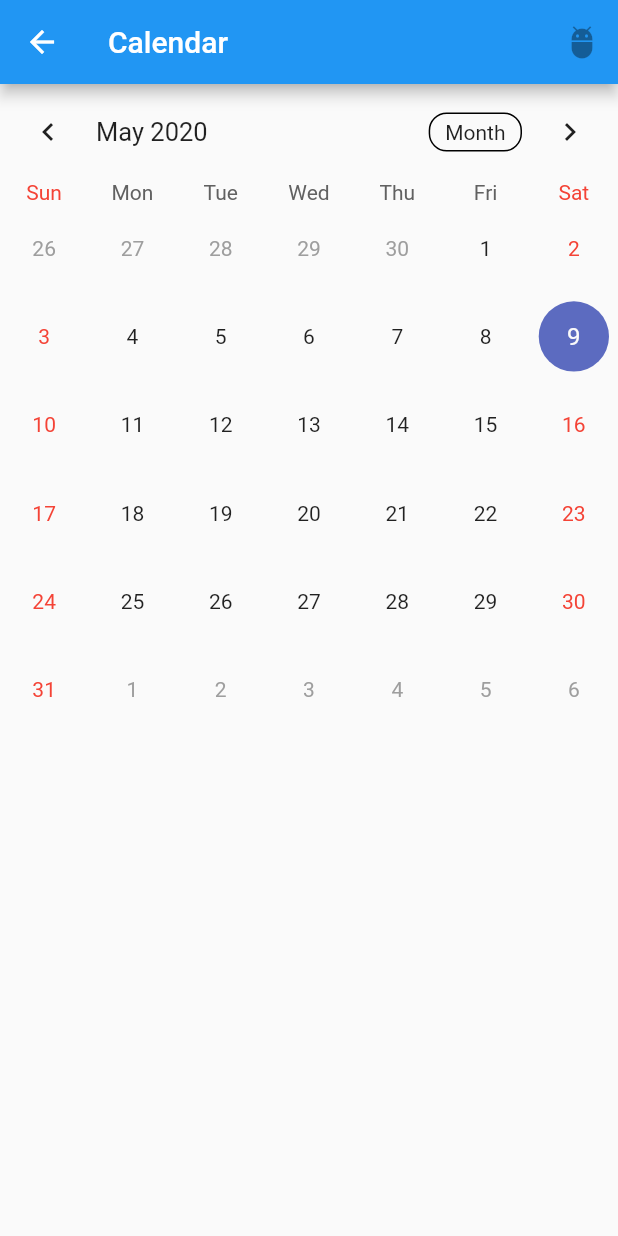
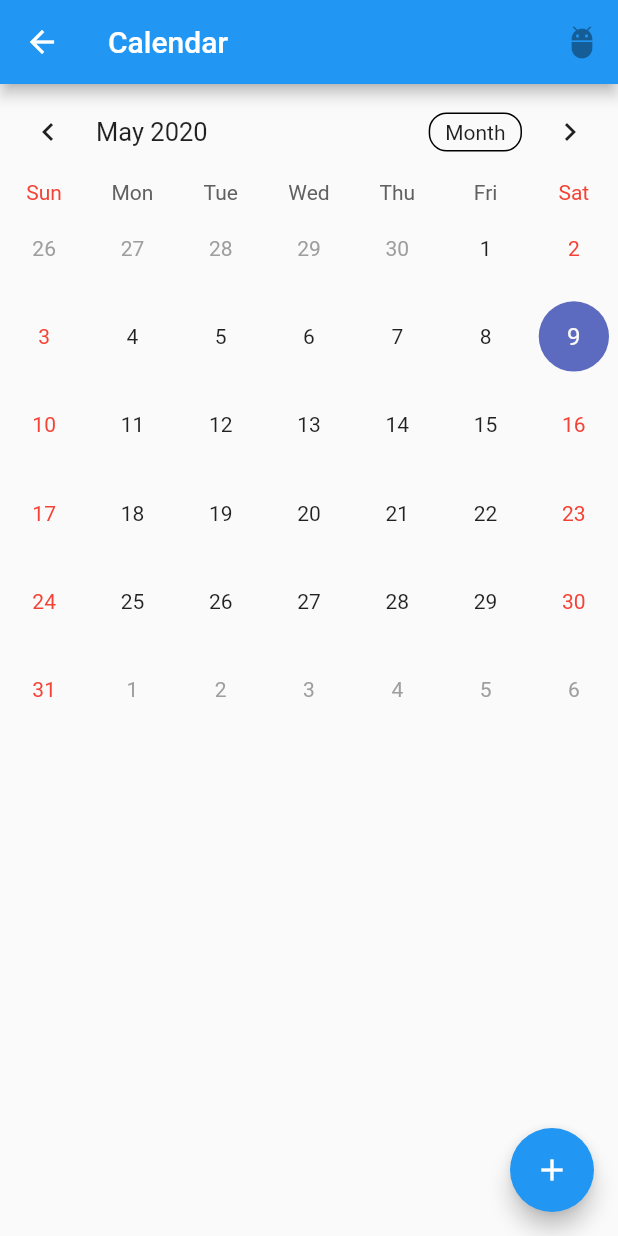
Before and after one commit to ChicoState/FamNet, a Flutter app: the Calendar screen opened directly, on a phone screen of 412 x 824 dp. Run offline on Flutter 3.47's test engine with Material 2 defaults, Android fonts, the light colour scheme and no system bars; drawn by our look-alikes of table_calendar; our stand-ins replace firebase_auth, firebase_database, google_sign_in, shared_preferences; missing offline and left inert: fab_circular_menu, flappy_search_bar; accounts and stored records are empty.

Commit message:
Implemented adding events to Shared Preferences

```diff
--- a/lib/widgets/calendar.dart
+++ b/lib/widgets/calendar.dart
@@ -2,6 +2,7 @@
 import 'package:http/http.dart';
 import 'dart:convert';
 import 'package:firebase_database/firebase_database.dart';
+import 'package:shared_preferences/shared_preferences.dart';
 import 'package:table_calendar/table_calendar.dart';
 
 class Calendar extends StatefulWidget {
@@ -11,13 +12,43 @@
 
 class CalendarState extends State<Calendar> {
   CalendarController _controller;
+  Map<DateTime,List<dynamic>> _events;
+  List<dynamic> _selectedEvents;
+  TextEditingController _eventController;
+  SharedPreferences prefs;
 
   @override
   void initState() {
     super.initState();
     _controller = CalendarController();
+    _eventController = TextEditingController();
+    _events = {};
+    _selectedEvents = [];
+    initPrefs();
+  }
+  initPrefs() async {
+    prefs = await SharedPreferences.getInstance();
+    setState(() {
+      _events = Map<DateTime,List<dynamic>>.from( decodeMap(json.decode(prefs.getString("events") ?? "{}")));
+    });
+  }
+  Map<String, dynamic> encodeMap(Map<DateTime, dynamic> map) {
+    Map<String, dynamic> newMap = {};
+    map.forEach((key, value) {
+      newMap[key.toString()] = map[key];
+    });
+    return newMap;
   }
 
+  Map<DateTime, dynamic> decodeMap(Map<String, dynamic> map) {
+    Map<DateTime, dynamic> newMap = {};
+    map.forEach((key, value) {
+      newMap[DateTime.parse(key)] = map[key];
+    });
+    return newMap;
+  }
+
+  @override
   Widget build(BuildContext context) {
     return new Scaffold(
       appBar: new AppBar(
@@ -38,14 +69,71 @@
           crossAxisAlignment: CrossAxisAlignment.start,
           children: <Widget>[
             TableCalendar(
+              events: _events,
               headerStyle: HeaderStyle(
                 formatButtonShowsNext: false,
               ),
-              calendarController: _controller,)
+              onDaySelected: (date, events) {
+                setState(() {
+                  _selectedEvents = events;
+                });
+              },
+              calendarController: _controller,
+            ),
+            ..._selectedEvents.map((event) => Card( //display selected days events
+              child: InkWell(
+                splashColor: Colors.blue,
+                onTap: (){
+                  print('tapped');
+                },
+                child: ListTile(
+                  title: Text(event),
+                  leading: Icon(Icons.star),
+                ),
+              ),
+              elevation: 2.0,
+
+            )),
           ],
         )
+      ),
+      floatingActionButton: FloatingActionButton(
+        child: Icon(Icons.add),
+        onPressed: _showAddDialog,
+      ),
+    );
+  }
+
+  _showAddDialog() {
+    showDialog(
+      context: context,
+      builder: (context) => AlertDialog(
+        title: new Text(
+          'Add event',
+        ),
+        content: TextField(
+          controller: _eventController,
+        ),
+        actions: <Widget>[
+          FlatButton(
+            child: Text("Save"),
+            onPressed:(){
+              if(_eventController.text.isEmpty) return;
+              setState(() {
+                if(_events[_controller.selectedDay] != null) {
+                  _events[_controller.selectedDay].add(_eventController.text);
+                }
+                else{
+                  _events[_controller.selectedDay] = [_eventController.text];
+                }
+                prefs.setString("events", json.encode(encodeMap(_events)));
+                _eventController.clear();
+                Navigator.pop(context);
+              });
+            },
+          )
+        ],
       )
-
     );
   }
 }
```
